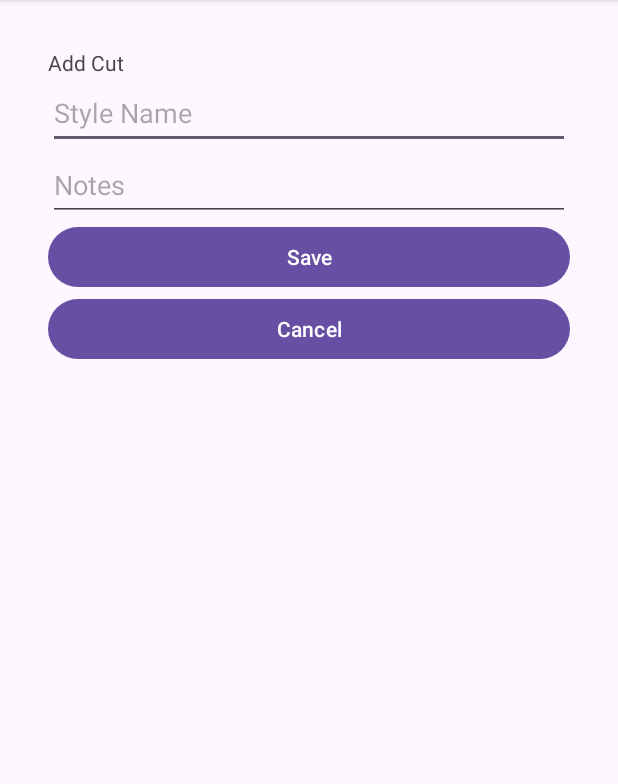
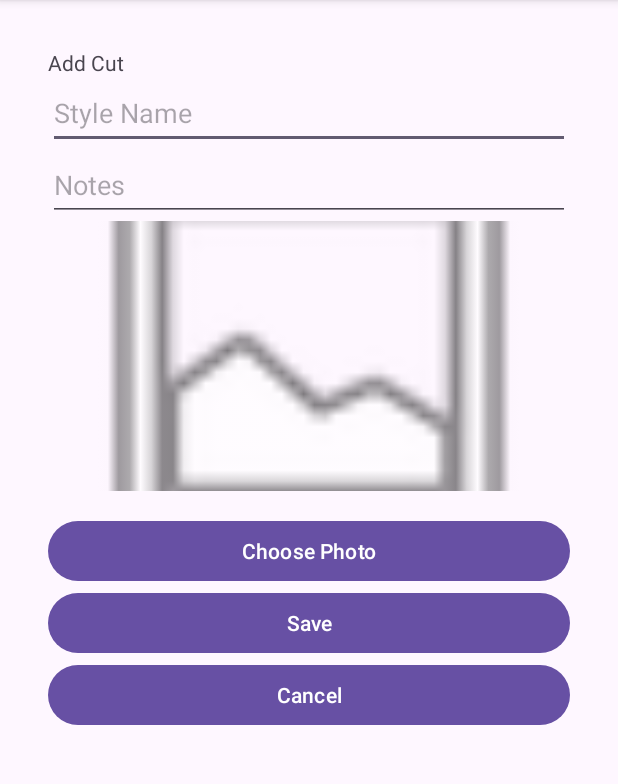
Before and after one commit to MichaelOgunn/barber-portfolio-android, an Android app: the AddCutActivity screen opened directly, with no data from a screen before it, on a phone screen of 412 x 824 dp, the part 96-880 px from its top. Run offline under Robolectric (Android 15) with nearby library versions, the phone set to English and light mode, and no system bars; our stand-ins replace Timber.

Commit message:
Add image preview and picker button to Add Cut layout (#3)

```diff
--- a/app/src/main/res/layout/activity_add_cut.xml
+++ b/app/src/main/res/layout/activity_add_cut.xml
@@ -33,6 +33,22 @@
             android:hint="Notes"
             android:inputType="text"
             android:minHeight="48dp" />
+        <ImageView
+            android:id="@+id/imageViewAdd"
+            android:layout_width="match_parent"
+            android:layout_height="180dp"
+            android:layout_marginBottom="16dp"
+            android:adjustViewBounds="true"
+            android:contentDescription="Cut photo preview"
+            android:scaleType="centerCrop"
+            android:src="@android:drawable/ic_menu_gallery" />
+
+        <Button
+            android:id="@+id/imagePickButton"
+            android:layout_width="match_parent"
+            android:layout_height="wrap_content"
+            android:minHeight="48dp"
+            android:text="Choose Photo" />
 
         <Button
             android:id="@+id/saveButton"
```
